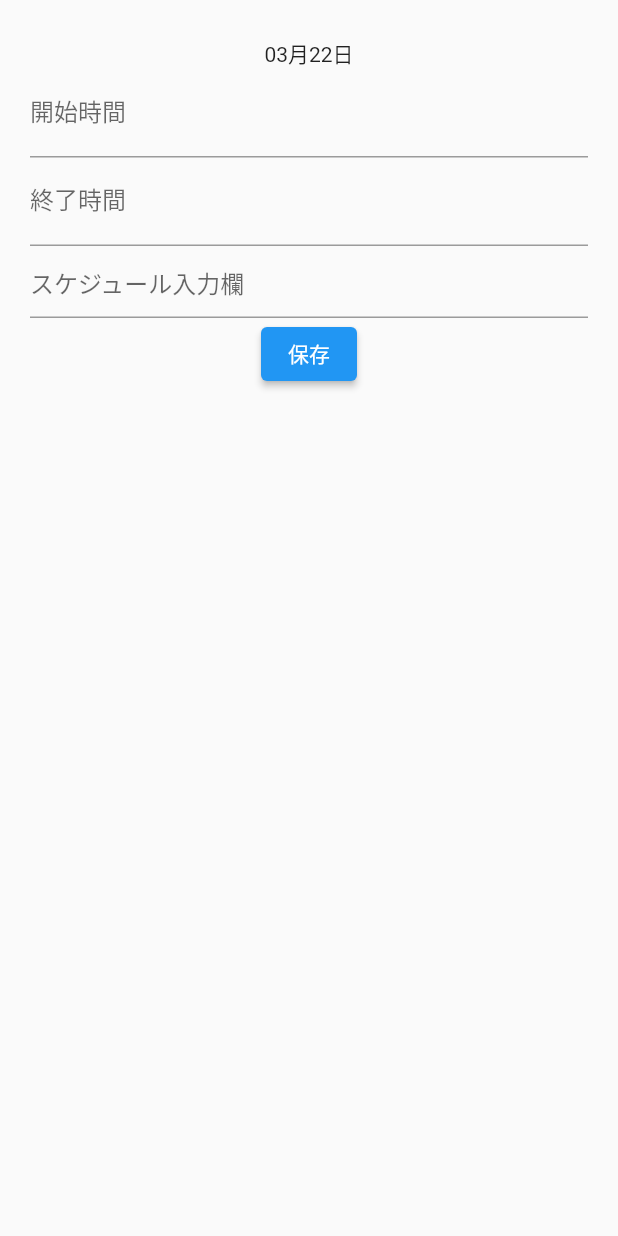
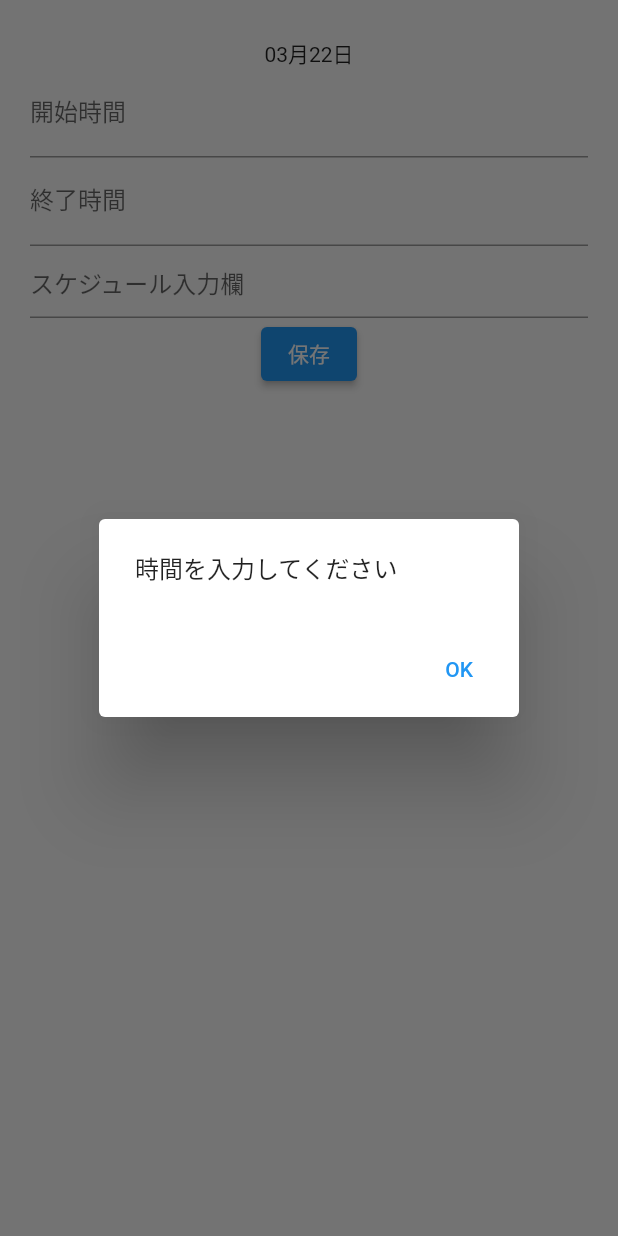
Before and after one commit to Muhyun-Kim/couple_share_schedule, a Flutter app: the AddSchedule widget shown alone on an empty page, opened directly with empty values, after a tap on "保存", on a phone screen of 412 x 824 dp. Run offline on Flutter 3.47's test engine with Material 2 defaults, Android fonts, the phone set to English and light mode, and no system bars; our stand-ins replace cloud_firestore, firebase_auth, firebase_core, flutter_signin_button, google_sign_in, table_calendar; accounts and stored records are empty; generated files the repository leaves out were written again; network calls fail.

Commit message:
add set function

```diff
--- /dev/null
+++ b/lib/firestore.dart
@@ -0,0 +1,3 @@
+import 'package:cloud_firestore/cloud_firestore.dart';
+
+var db = FirebaseFirestore.instance;
--- a/lib/widgets/add_schedule.dart
+++ b/lib/widgets/add_schedule.dart
@@ -2,6 +2,8 @@
 //Modified : 2023/03/20
 //Function : ログイン状態の時、最初表示される画面
 
+import 'package:cloud_firestore/cloud_firestore.dart';
+import 'package:firebase_auth/firebase_auth.dart';
 import 'package:flutter/material.dart';
 import 'package:intl/intl.dart';
 
@@ -18,6 +20,7 @@ class _AddScheduleState extends State<AddSchedule> {
   final TextEditingController startTimeInput = TextEditingController();
   final TextEditingController endTimeInput = TextEditingController();
   final TextEditingController scheduleInput = TextEditingController();
+  final userId = FirebaseAuth.instance.currentUser?.uid;
 
   @override
   void initState() {
@@ -30,7 +33,7 @@ class _AddScheduleState extends State<AddSchedule> {
   Widget build(BuildContext context) {
     final formattedDate = DateFormat('MM月dd日').format(widget.focusedDay);
     return SizedBox(
-      height: MediaQuery.of(context).size.height * 0.4,
+      height: MediaQuery.of(context).size.height * 0.9,
       child: Padding(
         padding: const EdgeInsets.symmetric(
           vertical: 25,
@@ -108,11 +111,52 @@ class _AddScheduleState extends State<AddSchedule> {
                       ),
                     ),
                     ElevatedButton(
-                      onPressed: () {
-                        print(formattedDate);
-                        print(startTimeInput.text);
-                        print(endTimeInput.text);
-                        print(scheduleInput.text);
+                      onPressed: () async {
+                        if (startTimeInput.text != "" &&
+                            endTimeInput.text != "" &&
+                            scheduleInput.text != "") {
+                          var scheduleInfo = <String, String>{
+                            "startTime": startTimeInput.text,
+                            "endTime": endTimeInput.text,
+                            "scheduleTitle": scheduleInput.text,
+                          };
+                          FirebaseFirestore.instance
+                              .collection("$userId")
+                              .doc(formattedDate)
+                              .set(scheduleInfo);
+                        } else if (scheduleInput.text != "") {
+                          return showDialog(
+                            context: context,
+                            builder: (BuildContext context) {
+                              return AlertDialog(
+                                content: const Text("スケジュールを入力してください"),
+                                actions: [
+                                  TextButton(
+                                      onPressed: () {
+                                        Navigator.pop(context);
+                                      },
+                                      child: const Text("OK"))
+                                ],
+                              );
+                            },
+                          );
+                        } else {
+                          return showDialog(
+                            context: context,
+                            builder: (BuildContext context) {
+                              return AlertDialog(
+                                content: const Text("時間を入力してください"),
+                                actions: [
+                                  TextButton(
+                                      onPressed: () {
+                                        Navigator.pop(context);
+                                      },
+                                      child: const Text("OK"))
+                                ],
+                              );
+                            },
+                          );
+                        }
                       },
                       child: const Text("保存"),
                     )
--- a/pubspec.yaml
+++ b/pubspec.yaml
@@ -34,7 +34,7 @@ dependencies:
   # The following adds the Cupertino Icons font to your application.
   # Use with the CupertinoIcons class for iOS style icons.
   cupertino_icons: ^1.0.2
-  firebase_core: ^2.7.1
+  firebase_core: ^2.8.0
   firebase_auth: ^4.2.10
   google_sign_in: ^6.0.2
   flutter_signin_button: ^2.0.0
```
Also changed, not shown: 1 other file.
